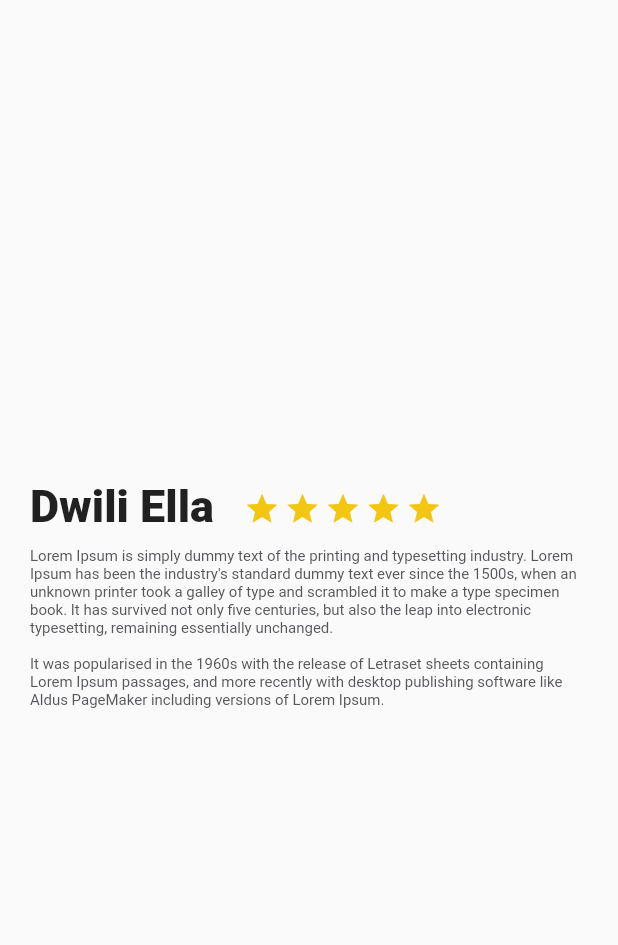
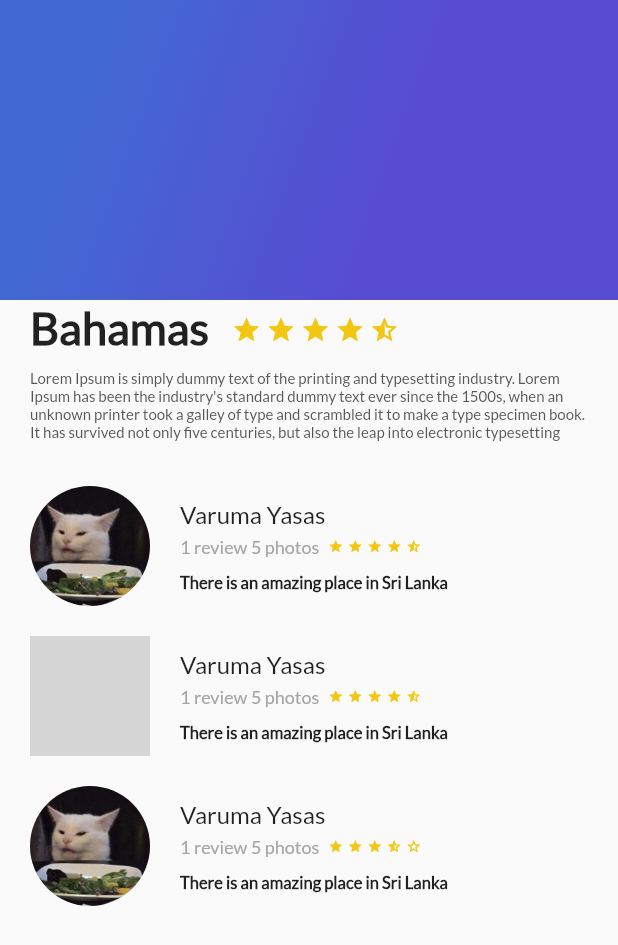
Before and after one commit to fredhii/demo_trips, a Flutter app: the screen it shows after launch, on a phone screen of 412 x 824 dp. Shown: the top 945 px of the screen. Run offline on Flutter 3.47's test engine with Material 2 defaults, Android fonts, the phone set to English and light mode, and no system bars; grey boxes are pictures that could not be loaded.

Commit message:
add star component and list view

```diff
--- /dev/null
+++ b/lib/components/gradient_back.dart
@@ -0,0 +1,24 @@
+import 'package:flutter/material.dart';
+
+class GradientBack extends StatelessWidget {
+  const GradientBack({Key key}) : super(key: key);
+
+  @override
+  Widget build(BuildContext context) {
+    return Container(
+      height: 200.0,
+      decoration: BoxDecoration(
+        gradient: LinearGradient(
+          colors: [
+            Color(0xff4268d3),
+            Color(0xff584cd1),
+          ],
+          begin: FractionalOffset(0.2, 0.0),
+          end: FractionalOffset(1.0, 0.6),
+          stops: [0.0, 0.6],
+          tileMode: TileMode.clamp,
+        ),
+      ),
+    );
+  }
+}
--- /dev/null
+++ b/lib/components/star.dart
@@ -0,0 +1,53 @@
+import 'package:flutter/material.dart';
+
+class Star extends StatelessWidget {
+  double rating;
+  double startSize;
+  double margintop;
+
+  Star(this.rating, this.startSize, {this.margintop = 0});
+
+  /* create stars base on rating */
+  Widget makeStar(rate) {
+    var icon;
+
+    if (rate == 0.5) {
+      icon = Icons.star_half;
+    } else if (rate < 0.5) {
+      icon = Icons.star_border;
+    } else {
+      icon = Icons.star;
+    }
+
+    return Container(
+      margin: EdgeInsets.only(
+        top: margintop,
+        right: 3.0,
+      ),
+      child: Icon(
+        icon,
+        color: Color(0xFFf2C611),
+        size: startSize,
+      ),
+    );
+  }
+
+  /* Create star list */
+  Widget starList(rate) {
+    List<Widget> listOfStars = [];
+
+    for (int i = 0; i < 5; i++) {
+      listOfStars.add(makeStar(rate));
+      rate--;
+    }
+
+    return Row(
+      children: listOfStars,
+    );
+  }
+
+  @override
+  Widget build(BuildContext context) {
+    return starList(rating);
+  }
+}
--- a/lib/description_place.dart
+++ b/lib/description_place.dart
@@ -1,43 +1,38 @@
+import 'package:demo_trips/components/star.dart';
 import 'package:flutter/material.dart';
 
 class DescriptionPlace extends StatelessWidget {
-  String descriptionText =
-      'Lorem Ipsum is simply dummy text of the printing and typesetting industry. Lorem Ipsum has been the industry\'s standard dummy text ever since the 1500s, when an unknown printer took a galley of type and scrambled it to make a type specimen book. It has survived not only five centuries, but also the leap into electronic typesetting, remaining essentially unchanged.\n\nIt was popularised in the 1960s with the release of Letraset sheets containing Lorem Ipsum passages, and more recently with desktop publishing software like Aldus PageMaker including versions of Lorem Ipsum.';
+  String namePlace;
+  double rating;
+  String descriptionText;
+
+  DescriptionPlace(this.namePlace, this.rating, this.descriptionText);
   @override
   Widget build(BuildContext context) {
-    final star = Container(
-      margin: EdgeInsets.only(top: 323.0, right: 3.0),
-      child: Icon(
-        Icons.star,
-        color: Color(0xFFf2C611),
-      ),
-    );
+    /* Title description place */
     final titleStarts = Row(
       children: <Widget>[
         Container(
           margin: EdgeInsets.only(
-            top: 320.0,
+            top: 200.0,
             left: 20.0,
-            right: 20.0,
+            right: 15.0,
           ),
           child: Text(
-            'Dwili Ella',
+            namePlace,
             style: TextStyle(
               fontSize: 30.0,
               fontWeight: FontWeight.w900,
+              fontFamily: 'Lato',
             ),
             textAlign: TextAlign.left,
           ),
         ),
-        Row(
-          children: <Widget>[
-            star,
-            star,
-            star,
-            star,
-            star,
-          ],
-        ),
+        Star(
+          rating,
+          20.0,
+          margintop: 204.0,
+        )
       ],
     );
     final description = Container(
@@ -48,6 +43,7 @@ class DescriptionPlace extends StatelessWidget {
           fontSize: 10.0,
           fontWeight: FontWeight.normal,
           color: Color(0xFF56575a),
+          fontFamily: 'Lato',
         ),
         textAlign: TextAlign.left,
       ),
--- a/lib/main.dart
+++ b/lib/main.dart
@@ -1,5 +1,9 @@
 import 'package:demo_trips/description_place.dart';
+import 'package:demo_trips/review_list.dart';
 import 'package:flutter/material.dart';
+
+import 'description_place.dart';
+import 'components/gradient_back.dart';
 
 void main() {
   runApp(MyApp());
@@ -14,54 +18,20 @@ class MyApp extends StatelessWidget {
         primarySwatch: Colors.purple,
         visualDensity: VisualDensity.adaptivePlatformDensity,
       ),
-      home: Scaffold(body: new DescriptionPlace()),
+      home: Scaffold(
+        body: Stack(
+          children: <Widget>[
+            ListView(
+              children: <Widget>[
+                DescriptionPlace('Bahamas', 4.5,
+                    'Lorem Ipsum is simply dummy text of the printing and typesetting industry. Lorem Ipsum has been the industry\'s standard dummy text ever since the 1500s, when an unknown printer took a galley of type and scrambled it to make a type specimen book. It has survived not only five centuries, but also the leap into electronic typesetting'),
+                ReviewLis(),
+              ],
+            ),
+            GradientBack(),
+          ],
+        ),
+      ),
     );
   }
 }
-
-/* class MyHomePage extends StatefulWidget {
-  MyHomePage({Key key, this.title}) : super(key: key);
-
-  final String title;
-
-  @override
-  _MyHomePageState createState() => _MyHomePageState();
-}
-
-class _MyHomePageState extends State<MyHomePage> {
-  int _counter = 0;
-
-  void _incrementCounter() {
-    setState(() {
-      _counter++;
-    });
-  }
-
-  @override
-  Widget build(BuildContext context) {
-    return Scaffold(
-      appBar: AppBar(
-        title: Text(widget.title),
-      ),
-      body: Center(
-        child: Column(
-          mainAxisAlignment: MainAxisAlignment.center,
-          children: <Widget>[
-            Text(
-              'You have pushed the button this many times:',
-            ),
-            Text(
-              '$_counter',
-              style: Theme.of(context).textTheme.headline4,
-            ),
-          ],
-        ),
-      ),
-      floatingActionButton: FloatingActionButton(
-        onPressed: _incrementCounter,
-        tooltip: 'Increment',
-        child: Icon(Icons.add),
-      ),
-    );
-  }
-} */
--- /dev/null
+++ b/lib/review.dart
@@ -0,0 +1,88 @@
+import 'package:demo_trips/components/star.dart';
+import 'package:flutter/material.dart';
+
+class Review extends StatelessWidget {
+  String pathImage = 'assets/images/demo.jpg';
+  String name = 'Anony';
+  String details = '0 review 0 photos';
+  String comment = 'There is an amazing place in Sri Lanka';
+  double rating = 0;
+
+  Review(this.pathImage, this.name, this.details, this.comment, this.rating);
+  @override
+  Widget build(BuildContext context) {
+    /* User comment */
+    final userComment = Container(
+      margin: EdgeInsets.only(left: 20.0, top: 10.0),
+      child: Text(
+        comment,
+        textAlign: TextAlign.left,
+        style: TextStyle(
+          fontFamily: 'Lato',
+          fontSize: 11.0,
+          fontWeight: FontWeight.w700,
+        ),
+      ),
+    );
+    /* User Info */
+    final userInfo = Row(
+      children: <Widget>[
+        Container(
+          margin: EdgeInsets.only(left: 20.0, right: 6.0),
+          child: Text(
+            details,
+            textAlign: TextAlign.left,
+            style: TextStyle(
+              fontFamily: 'Lato',
+              fontSize: 12.0,
+              color: Color(0xffa3a5a7),
+            ),
+          ),
+        ),
+        Star(rating, 10.0)
+      ],
+    );
+    /* User Name */
+    final userName = Container(
+      margin: EdgeInsets.only(left: 20.0, bottom: 5.0, top: 20.0),
+      child: Text(
+        name,
+        textAlign: TextAlign.left,
+        style: TextStyle(
+          fontFamily: 'Lato',
+          fontSize: 16.0,
+        ),
+      ),
+    );
+    /* User Details */
+    final userDetails = Column(
+      mainAxisAlignment: MainAxisAlignment.center,
+      crossAxisAlignment: CrossAxisAlignment.start,
+      children: <Widget>[
+        userName,
+        userInfo,
+        userComment,
+      ],
+    );
+    /* Photo */
+    final photo = Container(
+      margin: EdgeInsets.only(top: 20, left: 20),
+      width: 80.0,
+      height: 80.0,
+      decoration: BoxDecoration(
+        shape: BoxShape.circle,
+        image: DecorationImage(
+          fit: BoxFit.cover,
+          image: AssetImage(pathImage),
+        ),
+      ),
+    );
+
+    return Row(
+      children: <Widget>[
+        photo,
+        userDetails,
+      ],
+    );
+  }
+}
--- /dev/null
+++ b/lib/review_list.dart
@@ -0,0 +1,21 @@
+import 'package:demo_trips/review.dart';
+import 'package:flutter/material.dart';
+
+class ReviewLis extends StatelessWidget {
+  const ReviewLis({Key key}) : super(key: key);
+
+  @override
+  Widget build(BuildContext context) {
+    return Column(
+      crossAxisAlignment: CrossAxisAlignment.start,
+      children: <Widget>[
+        Review('assets/images/demo.jpg', 'Varuma Yasas', '1 review 5 photos',
+            'There is an amazing place in Sri Lanka', 4.5),
+        Review('assets/images/harley.jpg', 'Varuma Yasas', '1 review 5 photos',
+            'There is an amazing place in Sri Lanka', 4.5),
+        Review('assets/images/demo.jpg', 'Varuma Yasas', '1 review 5 photos',
+            'There is an amazing place in Sri Lanka', 3.5),
+      ],
+    );
+  }
+}
```
Also changed, not shown: pubspec.yaml (+6 -29 lines), assets/fonts/Lato-Regular.ttf (added), assets/images/demo.jpg (added), 1 other file.
